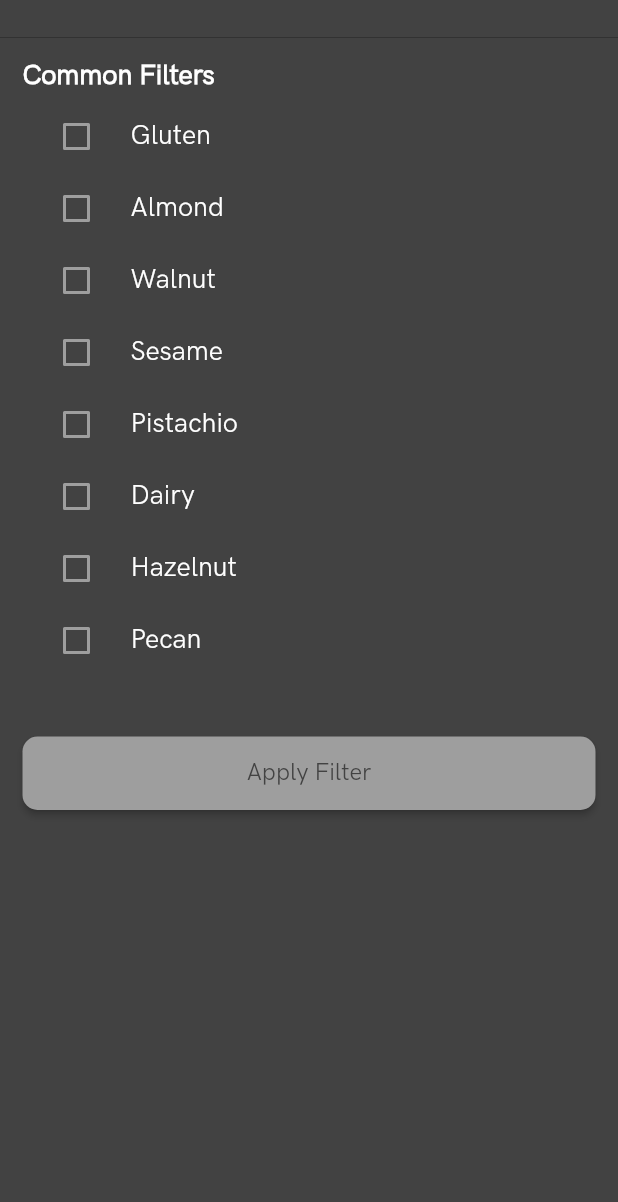
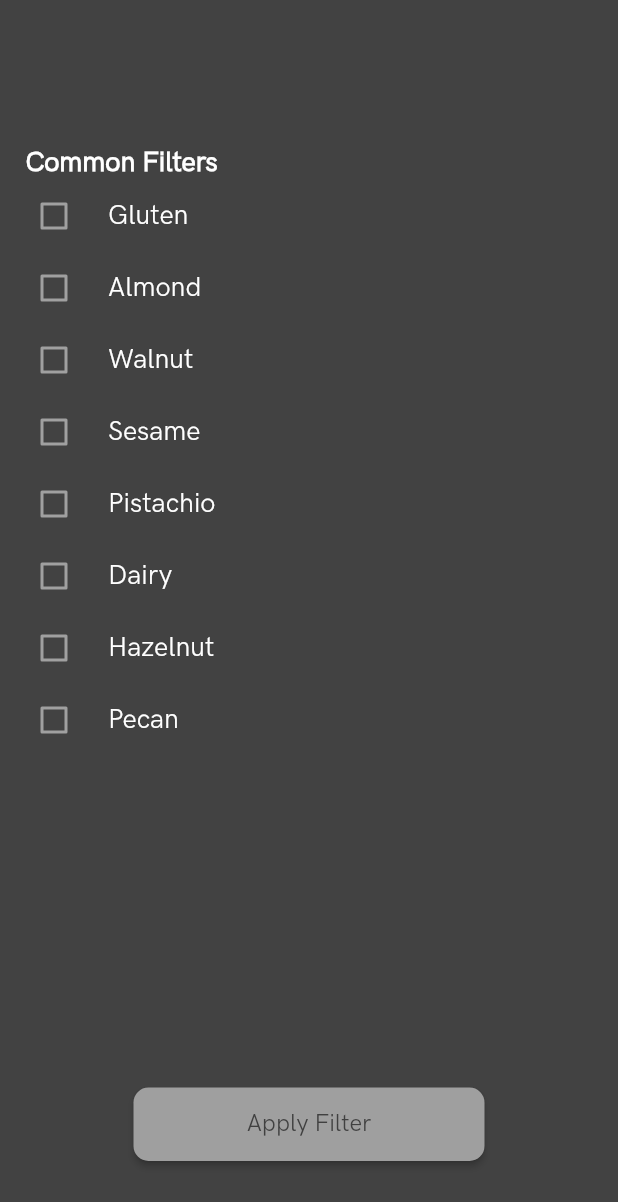
Before and after one commit to Mise-Technologies/mobile, a Flutter app: the FilterPopout screen opened directly, on a phone screen of 412 x 824 dp. Shown: the top 1202 px of the screen. Run offline on Flutter 3.47's test engine with Material 2 defaults, Android fonts, the phone set to English and light mode, and no system bars.

Commit message:
Fixing scrolling on filter popout

```diff
--- a/lib/components/filter_app_bar.dart
+++ b/lib/components/filter_app_bar.dart
@@ -7,39 +7,14 @@ class FilterAppBar extends StatelessWidget {
   Widget build(BuildContext context) {
     return Scaffold(
       backgroundColor: Colors.grey[800],
-      /* Hiding search filter for now
-        body: Container(
-        margin: const EdgeInsets.only(top: 150.0, left: 17.0),
-          child: SizedBox(
-            height: 36.0,
-            width: 254.0,
-            child: RaisedButton(
-              color: Colors.grey[400],
-              shape: RoundedRectangleBorder(
-                borderRadius: new BorderRadius.circular(100.0),
-              ),
-              onPressed: () {
-              },
-              child: Row(
-              // mainAxisAlignment: MainAxisAlignment.center, // Center the Widgets.
-                //mainAxisSize: MainAxisSize.max, //Use all width in raised button
-                children: <Widget>[
-                  Expanded( //prevents overflow
-                    child: Text('Search Ingredient', style: TextStyle(fontSize: 18.0, color: Colors.grey[800])),
-
-                  ),
-                  IconButton(
-                        icon: const Icon(Icons.search),
-                        onPressed: _startSearch,
-                  ),
-                  ]
-          ),
-            )
-     ))
-     */);
-  }
-  //can remove later
-  void _startSearch() {
+      body: Container(
+        margin: const EdgeInsets.only(left: 17.0),
+        child: Align(
+          alignment: Alignment.bottomLeft,
+          child: Text('Common Filters', style: new TextStyle(fontSize: 18.0, color: Colors.white, fontWeight:FontWeight.bold))
+        )
+      )
+      );
   }
 
 }
--- a/lib/components/filter_popout.dart
+++ b/lib/components/filter_popout.dart
@@ -24,31 +24,39 @@ class _FilterPopoutState extends State<FilterPopout> {
     final filterData = Provider.of<FilterData>(context);
     var list = ALLERGENS.keys.map<Widget>((String allergen) {
       return Theme(
-        data: Theme.of(context).copyWith(unselectedWidgetColor: Colors.grey),
+        data: Theme.of(context).copyWith(unselectedWidgetColor: Color.fromRGBO(255, 255, 255, 0.5)),
         child: CheckboxListTile(
 
         title: Text(allergen, style: TextStyle(fontSize: 18.0, color: Colors.white)),
         onChanged: _boxToggled(filterData, allergen),
         value: filterData.getItem(allergen),
         controlAffinity: ListTileControlAffinity.leading,
-        checkColor: Colors.grey[800],
+        checkColor: Color.fromRGBO(64, 64, 64, 1),
         activeColor: Colors.white,
         dense: true,
       ));
     }).toList();
-    list.insert(0,
-      Container(
-        margin: EdgeInsets.only(right: 100.0, bottom: 5.0, top: 15.0),
-        child: Text("Common Filters", style: TextStyle(fontSize: 18.0, color: Colors.white, fontWeight: FontWeight.bold))
-    ));
-    list.add(
+    return new Scaffold(
+      appBar: PreferredSize(
+          preferredSize: Size.fromHeight(120.0),
+            child: FilterAppBar()),
+      body: Container(
+        color: Colors.grey[800],
+       // padding: EdgeInsets.only(left: 15.0, right: 20.0),
+        child: Column(
+          children: <Widget>[
+            Expanded(
+            child: ListView(
+            children: list,
+           )
+           ),
            Padding(
-      padding: const EdgeInsets.only(top: 40.0), //Adjust This
+            padding: const EdgeInsets.only(bottom: 50.0),
              child: SizedBox(
                   height: 49.0,
                   width: 234.0,
                   child: RaisedButton( //Check when allergens need scrolling
-            color: Colors.grey,
+                    color: Color.fromRGBO(159, 159, 159, 1),
                     shape: RoundedRectangleBorder(
                       borderRadius: new BorderRadius.circular(10.0),
                     ),
@@ -56,20 +64,9 @@ class _FilterPopoutState extends State<FilterPopout> {
                       Navigator.pop(context);
                       filterData.saveFilter();
                     },
-            child: Text('Apply Filter', style: TextStyle(fontSize: 16.0, color: Colors.grey[800])),
+                    child: Text('Apply Filter', style: TextStyle(fontSize: 16.0, color: Color.fromRGBO(64, 64, 64, 1))),
                   )
-    )));
-    return new Scaffold(
-      appBar: PreferredSize(
-          preferredSize: Size.fromHeight(25.0),
-            child: FilterAppBar()),
-      body: Container(
-        color: Colors.grey[800],
-        padding: EdgeInsets.only(left: 15.0, right: 15.0),
-        child: ListView(
-           // mainAxisAlignment: MainAxisAlignment.center,
-            children: list,
-          )
-    ));
+            ))
+    ] )));
   }
 }
--- a/lib/main.dart
+++ b/lib/main.dart
@@ -6,10 +6,8 @@ void main() {
     title: 'Mise',
     theme: ThemeData(
       scaffoldBackgroundColor: Colors.black,
-      //primarySwatch: MaterialColor(Colors.black[500].value, Colors.black),
       primaryColor: Colors.black,
-      //backgroundColor: Colors.black,
-      accentColor: Colors.grey[900].withOpacity(0.5),
+      accentColor: Color.fromRGBO(255, 255, 255, 0.1),
       fontFamily: 'HKGrotesk',
     ),
     home: DirectoryScreen(),
```
Also changed, not shown: lib/components/theme.dart (deleted, +0 -56 lines). Lines whose indentation alone changed are shown as unchanged.
